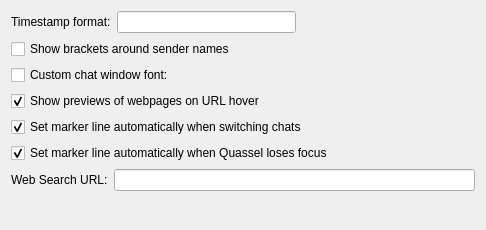
quassel/quassel, file src/qtui/settingspages/chatviewsettingspage.ui: the form before one commit.
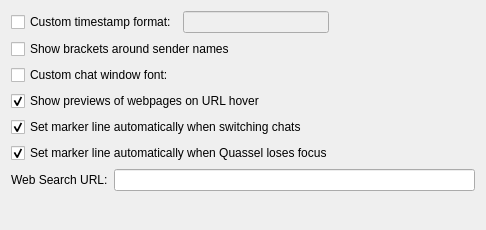
The form after the commit. Custom widgets are drawn as their Qt base class.

Commit message:
Optionally use system locale for chat timestamp
Using QLocale::system().timeFormat(), check if the AM/PM designator
exists; if so, assume a 12-hour style timestamp, otherwise assume the
previous 24-hour style timestamp.

Generate a timestamp of either " hh:mm:ss" or " h:mm:ss ap" in order
to include seconds (QLocale::ShortFormat does not specify seconds).

Add new setting UseCustomTimestampFormat to switch between system
or user timestamp string.  Bump settings version minor to keep old
behavior for upgrades.

What changed in the file:
```diff
--- a/src/qtui/settingspages/chatviewsettingspage.ui
+++ b/src/qtui/settingspages/chatviewsettingspage.ui
@@ -17,14 +17,26 @@
    <item>
     <layout class="QHBoxLayout" name="horizontalLayout">
      <item>
-      <widget class="QLabel" name="label_13">
+      <widget class="QCheckBox" name="customTimestampFormat">
+       <property name="toolTip">
+        <string>Use a custom format for the timestamp</string>
+       </property>
        <property name="text">
-        <string>Timestamp format:</string>
+        <string>Custom timestamp format:</string>
+       </property>
+       <property name="defaultValue" stdset="0">
+        <bool>false</bool>
+       </property>
+       <property name="settingsKey" stdset="0">
+        <string notr="true">UseCustomTimestampFormat</string>
        </property>
       </widget>
      </item>
      <item>
       <widget class="QLineEdit" name="timestampFormat">
+       <property name="enabled">
+        <bool>false</bool>
+       </property>
        <property name="toolTip">
         <string>&lt;html&gt;&lt;head/&gt;&lt;body&gt;&lt;p&gt;Usage examples:&lt;/p&gt;
 &lt;table cellpadding=&quot;2&quot;&gt;
```
Left out of the diff: 17 changed lines with no effect on the pictures. The commit also changes 8 other files.
